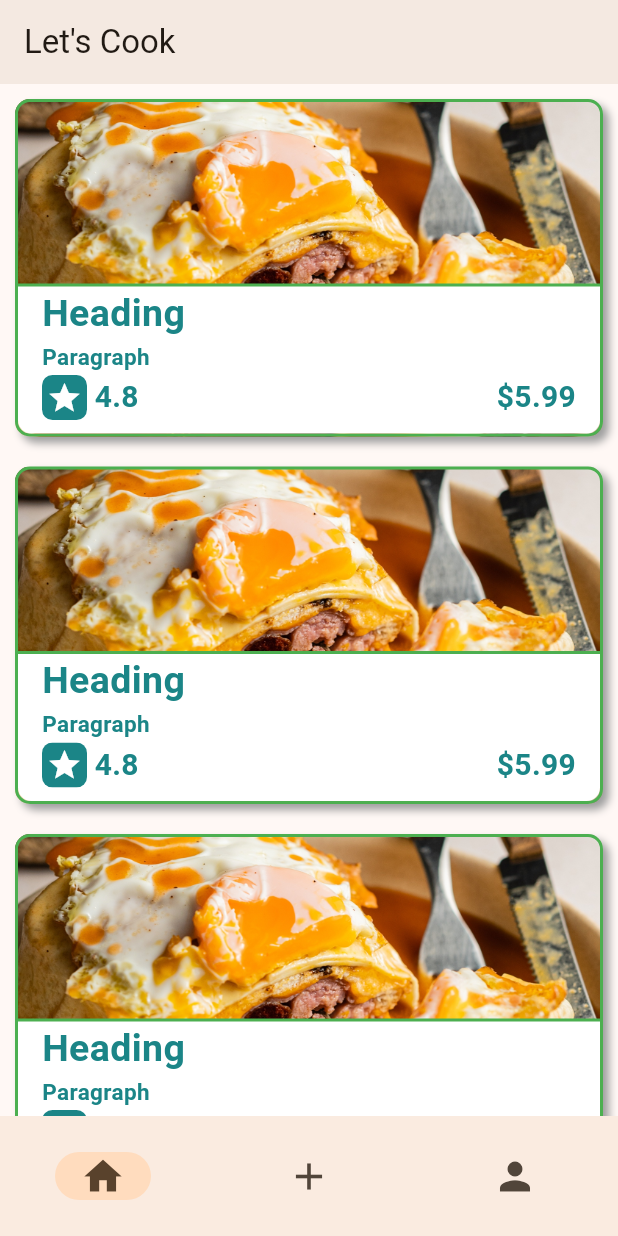
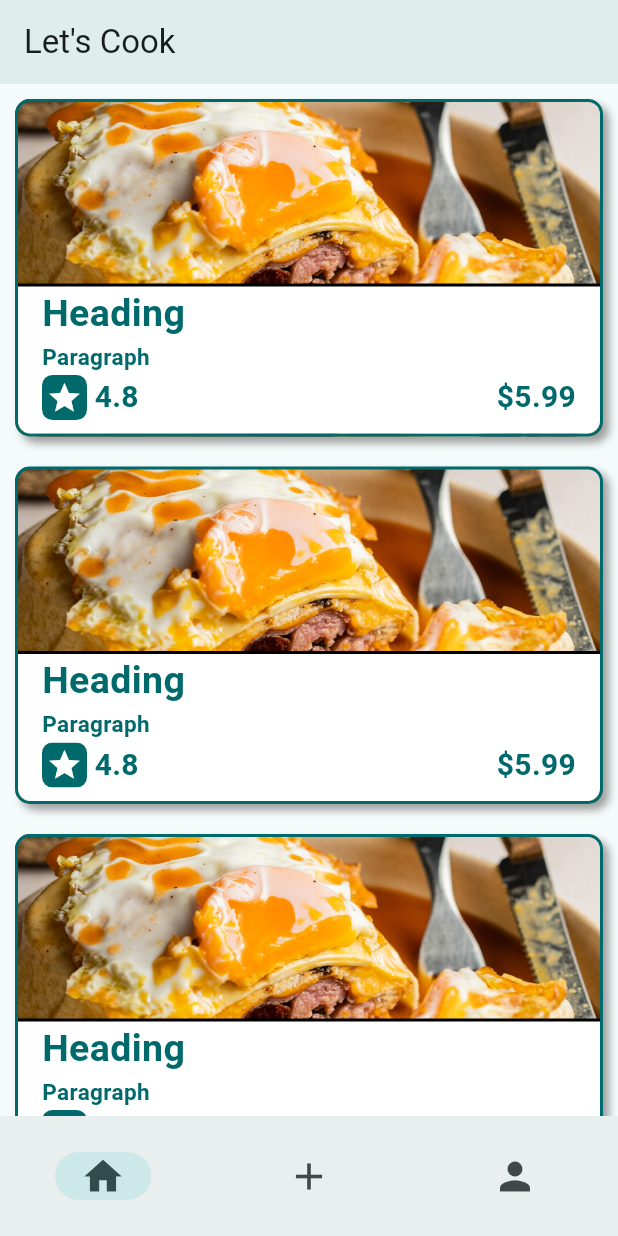
Before and after one commit to HenriqueSFernandes/Lets-Cook, a Flutter app: the screen it shows after launch, on a phone screen of 412 x 824 dp. Run offline on Flutter 3.47's test engine with Material 3 defaults, Android fonts, the light colour scheme and no system bars.

Commit message:
primary defined

```diff
--- a/lib/Product/Product.dart
+++ b/lib/Product/Product.dart
@@ -4,7 +4,6 @@ class Product extends StatelessWidget {
   String userName;
   String dishName;
   double price;
-  static const Color aquaGreen = Color(0xFF1B8587);
 
   Product(
       {required this.userName,
@@ -14,6 +13,7 @@ class Product extends StatelessWidget {
 
   @override
   Widget build(BuildContext context) {
+    final Color primaryColor = Theme.of(context).primaryColor;
     return Container(
       width: 300,
       height: 225,
@@ -21,7 +21,7 @@ class Product extends StatelessWidget {
       decoration: BoxDecoration(
         borderRadius: const BorderRadius.all(Radius.circular(10)),
         border: Border.all(
-          color: Colors.green,
+          color: primaryColor,
           width: 2,
         ),
         boxShadow: const [
@@ -50,7 +50,6 @@ class Product extends StatelessWidget {
               border: Border(
                 top: BorderSide(
                   width: 2,
-                  color: Colors.green,
                 ),
               ),
             ),
@@ -63,7 +62,7 @@ class Product extends StatelessWidget {
                     "Heading",
                     style: TextStyle(
                       fontSize: 25,
-                      color: aquaGreen,
+                      color: primaryColor,
                       fontWeight: FontWeight.bold,
                     ),
                   ),
@@ -73,8 +72,8 @@ class Product extends StatelessWidget {
                   child: Text(
                     "Paragraph",
                     style: TextStyle(
-                      color: aquaGreen,
                       fontSize: 15,
+                      color: primaryColor,
                       fontWeight: FontWeight.bold,
                     ),
                   ),
@@ -91,7 +90,8 @@ class Product extends StatelessWidget {
                             child: Container(
                               width: 30,
                               height: 30,
-                              color: aquaGreen,
+                              color: primaryColor,
+
                               child: Icon(
                                 Icons.star,
                                 color: Colors.white,
@@ -103,7 +103,7 @@ class Product extends StatelessWidget {
                             "4.8", // Convert the rating to string
                             style: TextStyle(
                               fontSize: 20,
-                              color: aquaGreen,
+                              color: primaryColor,
                               fontWeight: FontWeight.bold,
                             ),
                           ),
@@ -116,8 +116,8 @@ class Product extends StatelessWidget {
                         "\$$price",
                         style: TextStyle(
                           fontSize: 20,
+                          color: primaryColor,
                           fontWeight: FontWeight.bold,
-                          color: aquaGreen,
                         ),
                       ),
                     ),
--- a/lib/main.dart
+++ b/lib/main.dart
@@ -16,6 +16,7 @@ class MainApp extends StatefulWidget {
 }
 
 class _MainAppState extends State<MainApp> {
+  final Color aquaGreen = const Color(0xFF1B8587);
   int currentPageIndex = 0;
   late PageController _pageController;
 
@@ -33,11 +34,12 @@ class _MainAppState extends State<MainApp> {
 
   @override
   Widget build(BuildContext context) {
+
     return MaterialApp(
       debugShowCheckedModeBanner: false,
       theme: ThemeData(
         useMaterial3: true,
-        colorScheme: ColorScheme.fromSeed(seedColor: Colors.orange),
+        colorScheme: ColorScheme.fromSeed(seedColor: aquaGreen),
       ),
       title: "Let's Cook",
       home: Scaffold(
```
